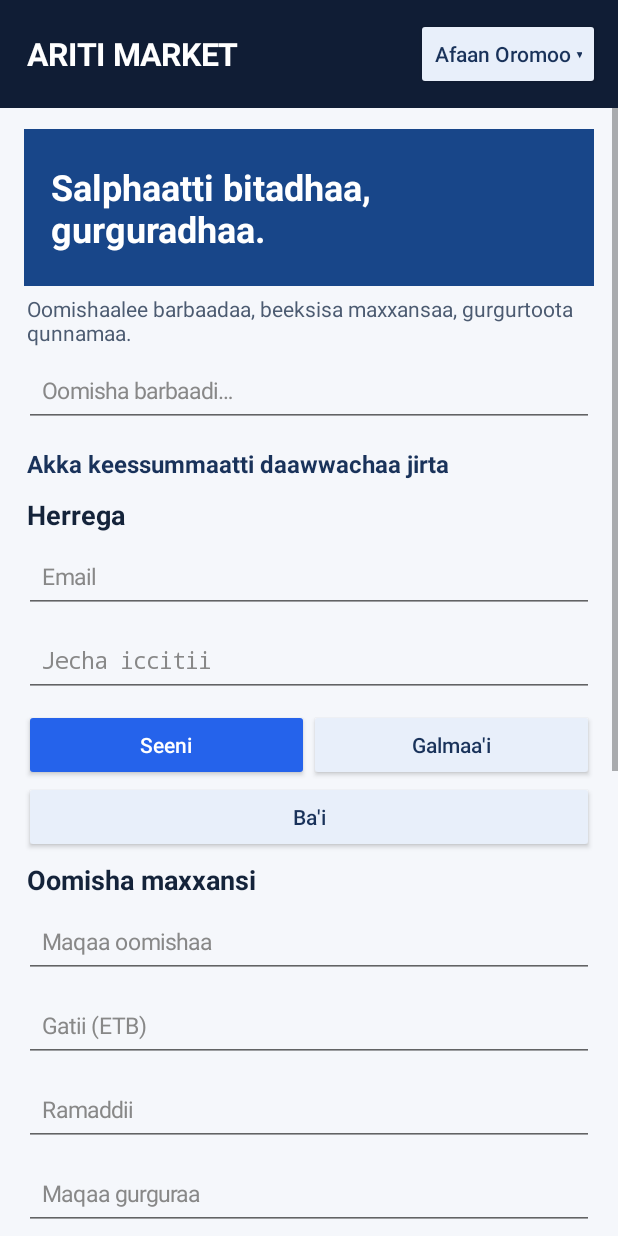
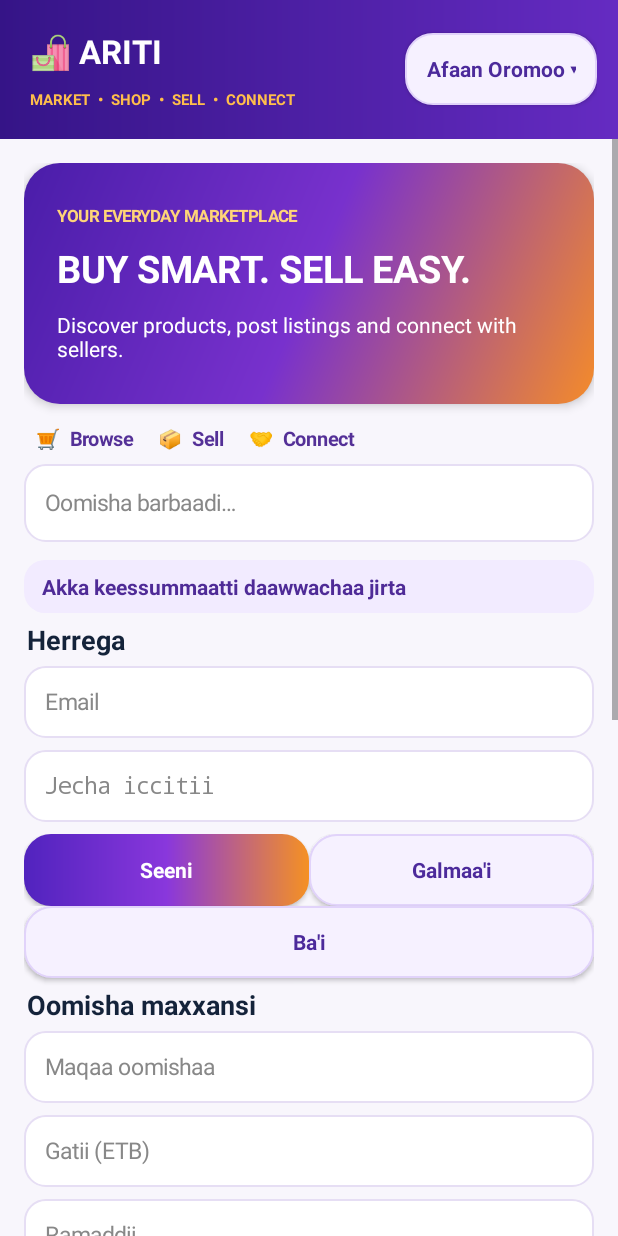
Before and after one commit to Abeni85364482/Writing-market-, an Android app: the screen it shows after launch (MainActivity), after a tap on "English ▾", on a phone screen of 412 x 824 dp. Run offline under Robolectric (Android 15) with nearby library versions, the phone set to English and light mode, and no system bars; 1 other tap on this screen came first.

Commit message:
Refresh ARITI MARKET Android UI with purple and orange marketplace design

```diff
--- a/android/app/src/main/java/com/abenezer/aritimarket/MainActivity.java
+++ b/android/app/src/main/java/com/abenezer/aritimarket/MainActivity.java
@@ -8,6 +8,7 @@ import android.graphics.Color;
 import android.graphics.Typeface;
 import android.graphics.BitmapFactory;
 import android.graphics.Bitmap;
+import android.graphics.drawable.GradientDrawable;
 import android.content.Intent;
 import android.content.SharedPreferences;
 import android.net.Uri;
@@ -102,26 +103,46 @@ public class MainActivity extends Activity {
         e.setSingleLine(inputType != 0);
         e.setHint(hint); e.setTextSize(15); e.setTextColor(Color.rgb(24,35,54));
         e.setHintTextColor(Color.GRAY); e.setInputType(inputType);
-        e.setPadding(dp(12), dp(8), dp(12), dp(8));
+        e.setPadding(dp(14), dp(8), dp(14), dp(8));
+        e.setBackground(rounded(Color.WHITE, 14, Color.rgb(230,222,244)));
         LinearLayout.LayoutParams lp = new LinearLayout.LayoutParams(-1, dp(48));
         lp.bottomMargin = dp(8); e.setLayoutParams(lp);
         return e;
     }
+    private GradientDrawable rounded(int color, int radius, int stroke) {
+        GradientDrawable d = new GradientDrawable();
+        d.setColor(color); d.setCornerRadius(dp(radius));
+        if (stroke != 0) d.setStroke(dp(1), stroke);
+        return d;
+    }
     private Button button(String label, boolean primary) {
         Button b = new Button(this); b.setText(label); b.setAllCaps(false);
-        b.setTextColor(primary ? Color.WHITE : Color.rgb(25,50,90));
-        b.setBackgroundTintList(android.content.res.ColorStateList.valueOf(
-                primary ? Color.rgb(37,99,235) : Color.rgb(232,239,250)));
+        b.setTextSize(14); b.setTypeface(Typeface.DEFAULT, Typeface.BOLD);
+        b.setTextColor(primary ? Color.WHITE : Color.rgb(76,42,155));
+        if (primary) {
+            GradientDrawable g = new GradientDrawable(GradientDrawable.Orientation.LEFT_RIGHT,
+                    new int[]{Color.rgb(81,35,190), Color.rgb(137,55,220), Color.rgb(245,145,35)});
+            g.setCornerRadius(dp(18)); b.setBackground(g);
+        } else {
+            b.setBackground(rounded(Color.rgb(246,241,255), 18, Color.rgb(225,211,250)));
+        }
+        b.setPadding(dp(14), dp(8), dp(14), dp(8));
+        b.setElevation(dp(2));
         return b;
     }
     private void buildScreen() {
         root = new LinearLayout(this); root.setOrientation(LinearLayout.VERTICAL);
-        root.setBackgroundColor(Color.rgb(245,247,251));
+        root.setBackgroundColor(Color.rgb(248,246,252));
         LinearLayout header = new LinearLayout(this); header.setGravity(Gravity.CENTER_VERTICAL);
-        header.setPadding(dp(16), dp(12), dp(12), dp(12));
-        header.setBackgroundColor(Color.rgb(16,29,53));
-        TextView brand = text("ARITI MARKET", 21, true, Color.WHITE);
-        header.addView(brand, new LinearLayout.LayoutParams(0, -2, 1));
+        header.setPadding(dp(18), dp(14), dp(14), dp(14));
+        GradientDrawable headerBg = new GradientDrawable(GradientDrawable.Orientation.LEFT_RIGHT,
+                new int[]{Color.rgb(53,20,135), Color.rgb(101,43,194)});
+        headerBg.setCornerRadius(dp(0)); header.setBackground(headerBg);
+        LinearLayout brandBlock = new LinearLayout(this); brandBlock.setOrientation(LinearLayout.VERTICAL);
+        TextView brand = text("🛍 ARITI", 22, true, Color.WHITE);
+        TextView market = text("MARKET  •  SHOP  •  SELL  •  CONNECT", 10, true, Color.rgb(255,190,75));
+        brandBlock.addView(brand); brandBlock.addView(market);
+        header.addView(brandBlock, new LinearLayout.LayoutParams(0, -2, 1));
         Button language = button(languageIndex == 0 ? "አማርኛ ▾" : languageIndex == 1 ? "English ▾" : "Afaan Oromoo ▾", false);
         header.addView(language); language.setOnClickListener(v -> {
             languageIndex = (languageIndex + 1) % 3;
@@ -131,41 +152,55 @@ public class MainActivity extends Activity {
         root.addView(header);
         ScrollView scroll = new ScrollView(this);
         content = new LinearLayout(this); content.setOrientation(LinearLayout.VERTICAL);
-        content.setPadding(dp(16), dp(14), dp(16), dp(24));
+        content.setPadding(dp(16), dp(16), dp(16), dp(28));
         scroll.addView(content); root.addView(scroll, new LinearLayout.LayoutParams(-1,0,1));
-        TextView hero = text(tr("በቀላሉ ይግዙ፣ ይሽጡ።","Buy and sell with ease."), 24, true, Color.WHITE);
-        hero.setPadding(dp(18),dp(22),dp(18),dp(22));
-        hero.setBackgroundColor(Color.rgb(24,70,137)); content.addView(hero);
-        TextView sub = text(tr("ምርቶችን ይፈልጉ፣ ያስታውቁ፣ ከሻጮች ጋር ይገናኙ።","Discover products, post listings and contact sellers."),14,false,Color.rgb(76,91,113));
-        content.addView(sub);
-        search = field(tr("ምርት ፈልግ…","Search products…"), 0); content.addView(search);
+
+        LinearLayout hero = new LinearLayout(this); hero.setOrientation(LinearLayout.VERTICAL);
+        hero.setPadding(dp(20), dp(22), dp(20), dp(22));
+        GradientDrawable heroBg = new GradientDrawable(GradientDrawable.Orientation.TL_BR,
+                new int[]{Color.rgb(74,29,169), Color.rgb(120,49,205), Color.rgb(244,139,42)});
+        heroBg.setCornerRadius(dp(24)); hero.setBackground(heroBg); hero.setElevation(dp(4));
+        TextView heroTag = text("YOUR EVERYDAY MARKETPLACE", 11, true, Color.rgb(255,213,120));
+        TextView heroTitle = text(tr("በቀላሉ ይግዙ፣ ይሽጡ።","BUY SMART. SELL EASY."), 25, true, Color.WHITE);
+        TextView heroSub = text(tr("ምርቶችን ይፈልጉ፣ ያስታውቁ፣ ከሻጮች ጋር ይገናኙ።","Discover products, post listings and connect with sellers."), 14, false, Color.WHITE);
+        hero.addView(heroTag); hero.addView(heroTitle); hero.addView(heroSub);
+        content.addView(hero);
+        TextView quick = text("🛒  Browse     📦  Sell     🤝  Connect", 13, true, Color.rgb(84,48,151));
+        quick.setPadding(dp(8),dp(14),dp(8),dp(8)); content.addView(quick);
+
+        search = field(tr("ምርት ፈልግ…","Search products…"), 0);
+        LinearLayout.LayoutParams searchLp = new LinearLayout.LayoutParams(-1, dp(52)); searchLp.bottomMargin=dp(12);
+        content.addView(search, searchLp);
         search.addTextChangedListener(new android.text.TextWatcher() {
             public void beforeTextChanged(CharSequence s,int st,int c,int a){}
             public void onTextChanged(CharSequence s,int st,int before,int count){ renderProducts(); }
             public void afterTextChanged(android.text.Editable e){}
         });
-        accountLabel = text("", 16, true, Color.rgb(25,50,90)); content.addView(accountLabel);
+        accountLabel = text("", 14, true, Color.rgb(79,43,151));
+        accountLabel.setBackground(rounded(Color.rgb(242,235,255), 14, 0));
+        accountLabel.setPadding(dp(12),dp(8),dp(12),dp(8)); content.addView(accountLabel);
         buildAuthAndPost();
-        message = text("", 13, false, Color.rgb(180,55,45)); content.addView(message);
-        TextView section = text(tr("የቅርብ ጊዜ ምርቶች","Latest products"),20,true,Color.rgb(20,35,58));
-        content.addView(section);
+        message = text("", 13, true, Color.rgb(180,55,45)); content.addView(message);
+        TextView section = text(tr("የቅርብ ጊዜ ምርቶች","LATEST PRODUCTS"),20,true,Color.rgb(56,28,128));
+        section.setPadding(dp(2),dp(14),dp(2),dp(8)); content.addView(section);
         productList = new LinearLayout(this); productList.setOrientation(LinearLayout.VERTICAL);
         content.addView(productList);
-        TextView socialTitle = text(tr("ከእኛ ጋር በሶሻል ሚዲያ ይገናኙ","Connect with us on social media"),17,true,Color.rgb(20,35,58));
-        content.addView(socialTitle);
-        LinearLayout socialRow = new LinearLayout(this);
-        socialRow.setOrientation(LinearLayout.VERTICAL);
+        LinearLayout socialCard = new LinearLayout(this); socialCard.setOrientation(LinearLayout.VERTICAL);
+        socialCard.setPadding(dp(14),dp(12),dp(14),dp(12));
+        socialCard.setBackground(rounded(Color.WHITE,20,Color.rgb(232,222,248)));
+        TextView socialTitle = text(tr("ከእኛ ጋር በሶሻል ሚዲያ ይገናኙ","CONNECT WITH US"),16,true,Color.rgb(72,34,151));
+        socialCard.addView(socialTitle);
+        LinearLayout socialRow = new LinearLayout(this); socialRow.setOrientation(LinearLayout.VERTICAL);
         Button facebook = button("Facebook", false);
         facebook.setOnClickListener(v -> openSocial("https://www.facebook.com/share/1Cuk1FjurR/?mibextid=wwXIfr"));
         Button telegram = button("Telegram", false);
         telegram.setOnClickListener(v -> openSocial("https://t.me/zuzinat"));
-        socialRow.addView(telegram);
         Button tiktok = button("TikTok", false);
         tiktok.setOnClickListener(v -> openSocial("https://www.tiktok.com/@abenezer67"));
         Button instagram = button("Instagram", false);
         instagram.setOnClickListener(v -> openSocial("https://www.instagram.com/abe-nuda/"));
-        socialRow.addView(facebook); socialRow.addView(tiktok); socialRow.addView(instagram);
-        content.addView(socialRow);
+        socialRow.addView(facebook); socialRow.addView(telegram); socialRow.addView(tiktok); socialRow.addView(instagram);
+        socialCard.addView(socialRow); content.addView(socialCard);
         accountLabel.setText(accessToken.isEmpty() ? tr("እንግዳ ተጠቃሚ","Browsing as guest") : tr("ገብተዋል","Signed in"));
         setContentView(root);
     }
@@ -313,7 +348,8 @@ public class MainActivity extends Activity {
             String name=p.optString("name"), cat=p.optString("category"), desc=p.optString("description");
             if(!(name+" "+cat+" "+desc).toLowerCase(Locale.ROOT).contains(q))continue;
             LinearLayout card=new LinearLayout(this);card.setOrientation(LinearLayout.VERTICAL);card.setPadding(dp(14),dp(12),dp(14),dp(12));
-            card.setBackgroundColor(Color.WHITE);
+            card.setBackground(rounded(Color.WHITE, 20, Color.rgb(235,228,246)));
+            card.setElevation(dp(3));
             String imageUrl = p.optString("image_url", "");
             if (!imageUrl.isEmpty()) {
                 ImageView photo = new ImageView(this);
@@ -334,7 +370,7 @@ public class MainActivity extends Activity {
             String digits=p.optString("phone").replaceAll("[^0-9]","");
             contact.setOnClickListener(v->{try{startActivity(new Intent(Intent.ACTION_VIEW,Uri.parse("https://wa.me/"+digits)));}catch(Exception ignored){}});
             card.addView(contact);
-            LinearLayout.LayoutParams lp=new LinearLayout.LayoutParams(-1,-2);lp.bottomMargin=dp(12);
+            LinearLayout.LayoutParams lp=new LinearLayout.LayoutParams(-1,-2);lp.bottomMargin=dp(14);
             productList.addView(card,lp);
         }
         if(productList.getChildCount()==0)productList.addView(text(tr("ምርት አልተገኘም።","No products found."),14,false,Color.GRAY));
```
